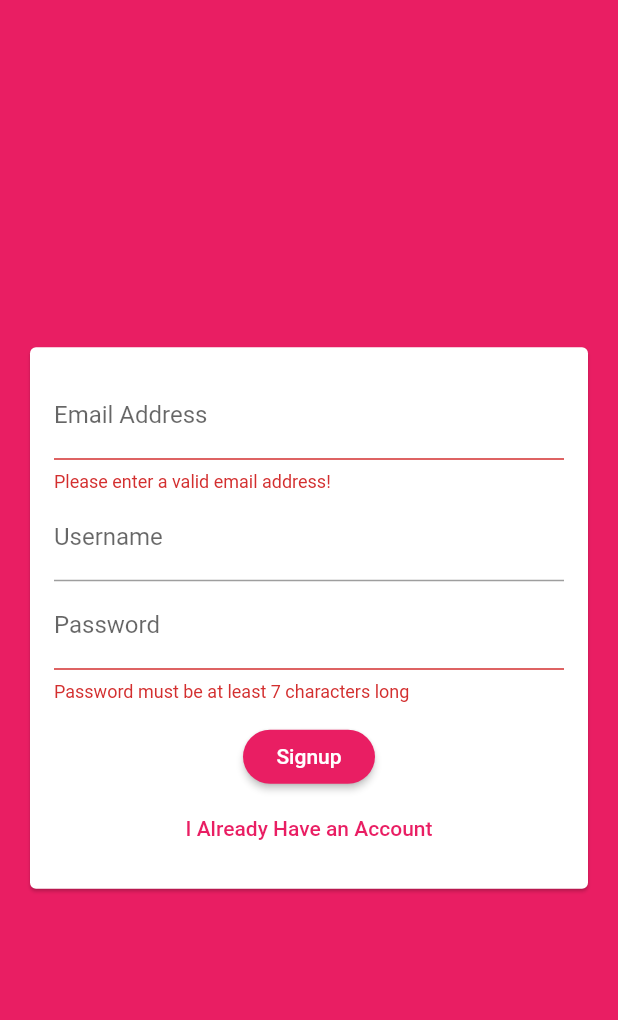
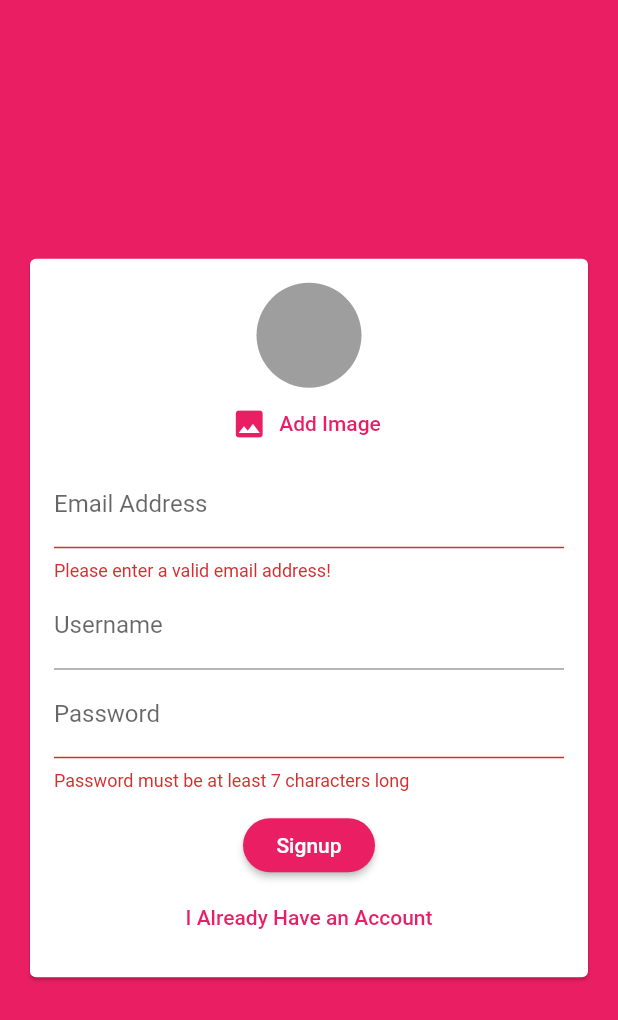
Before and after one commit to kaings-flutter/flutter_proj11, a Flutter app: the screen it shows after launch, after a tap on "Login", after a tap on "Create New Account", on a phone screen of 412 x 824 dp. Shown: the top 1020 px of the screen. Run offline on Flutter 3.47's test engine with Material 2 defaults, Android fonts, the phone set to English and light mode, and no system bars; our stand-ins replace cloud_firestore, firebase_auth, image_picker; accounts and stored records are empty.

Commit message:
add Image Picker for user account

```diff
--- a/lib/widgets/auth/auth_form.dart
+++ b/lib/widgets/auth/auth_form.dart
@@ -1,4 +1,5 @@
 import 'package:flutter/material.dart';
+import '../pickers/user_image_picker.dart';
 
 class AuthForm extends StatefulWidget {
   final void Function(
@@ -56,6 +57,7 @@ class _AuthFormState extends State<AuthForm> {
               child: Column(
                 mainAxisSize: MainAxisSize.min,
                 children: [
+                  if (!_isLogin) UserImagePicker(),
                   TextFormField(
                     key: ValueKey('email'),
                     validator: (value) {
--- /dev/null
+++ b/lib/widgets/pickers/user_image_picker.dart
@@ -0,0 +1,41 @@
+import 'package:flutter/material.dart';
+import 'package:image_picker/image_picker.dart';
+import 'dart:io';
+
+class UserImagePicker extends StatefulWidget {
+  @override
+  _UserImagePickerState createState() => _UserImagePickerState();
+}
+
+class _UserImagePickerState extends State<UserImagePicker> {
+  File _pickedImage;
+
+  void _pickImage() async {
+    final picker = ImagePicker();
+    final pickedImageFile = await picker.getImage(source: ImageSource.camera);
+
+    setState(() {
+      _pickedImage = File(pickedImageFile.path);
+    });
+  }
+
+  @override
+  Widget build(BuildContext context) {
+    return Column(
+      children: [
+        CircleAvatar(
+          radius: 35,
+          backgroundColor: Colors.grey,
+          backgroundImage:
+              _pickedImage != null ? FileImage(_pickedImage) : null,
+        ),
+        FlatButton.icon(
+          textColor: Theme.of(context).primaryColor,
+          icon: Icon(Icons.image),
+          label: Text('Add Image'),
+          onPressed: () {},
+        ),
+      ],
+    );
+  }
+}
--- a/pubspec.yaml
+++ b/pubspec.yaml
@@ -30,6 +30,7 @@ dependencies:
   cupertino_icons: ^1.0.0
   cloud_firestore: ^0.13.5
   firebase_auth: ^0.16.0
+  image_picker: ^0.6.7+12
 
 dev_dependencies:
   flutter_test:
```
Also changed, not shown: pubspec.lock, 1 other file.
